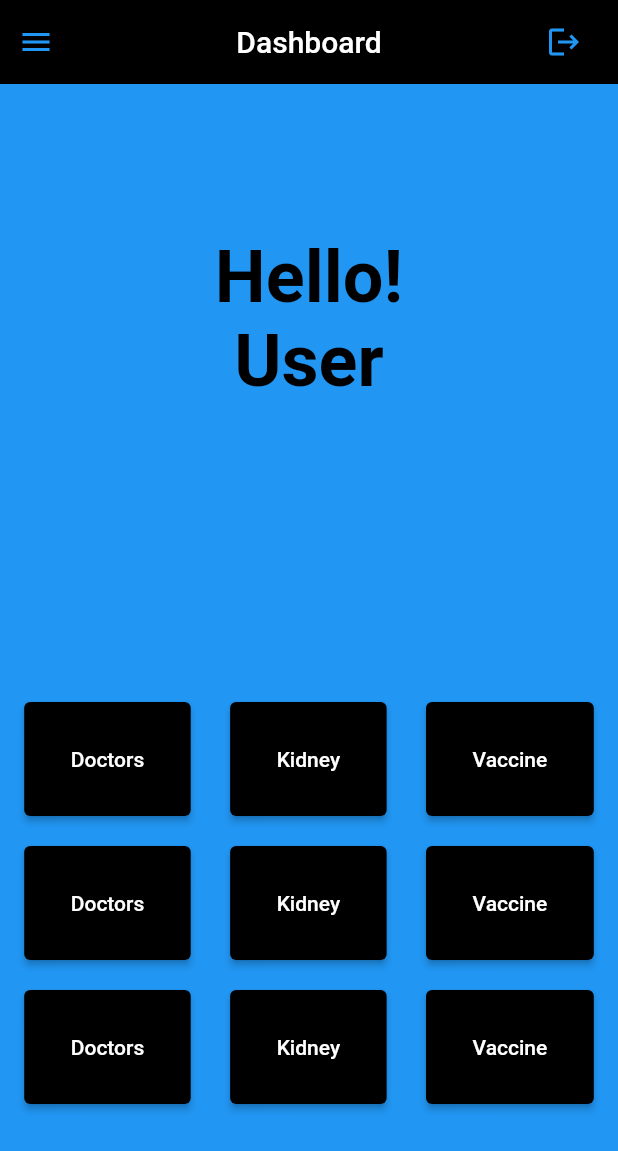
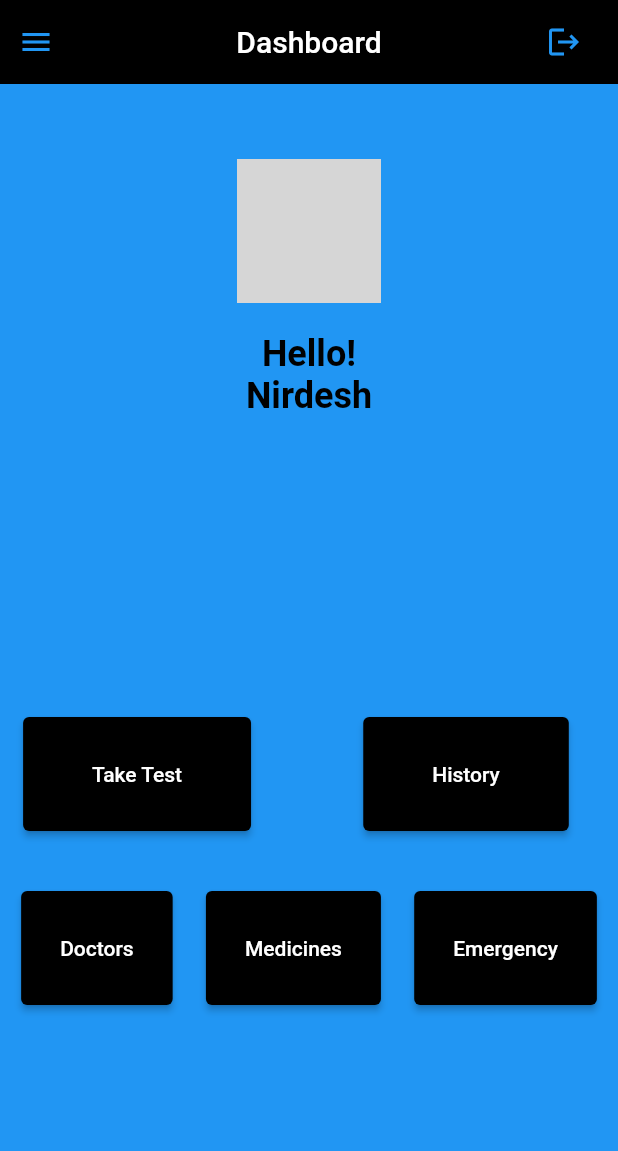
Before and after one commit to Nirdesh-Singh/Mini-Project, a Flutter app: the screen it shows after launch, after a tap on "Register", on a phone screen of 412 x 824 dp. Shown: the top 1151 px of the screen. Run offline on Flutter 3.47's test engine with Material 2 defaults, Android fonts, the phone set to English and light mode, and no system bars; drawn by our look-alikes of flutter_profile_picture; our stand-ins replace flutter_spinkit; grey boxes are pictures that could not be loaded.

Commit message:
Third Commit

```diff
--- a/swaasthya/lib/pages/dashboard.dart
+++ b/swaasthya/lib/pages/dashboard.dart
@@ -1,5 +1,8 @@
 import 'package:flutter/material.dart';
+import 'package:swaasthya/pages/questions.dart';
+import 'package:swaasthya/pages/result.dart';
 import 'package:swaasthya/pages/sign_in.dart';
+import 'package:flutter_profile_picture/flutter_profile_picture.dart';
 
 class Dashboard extends StatefulWidget {
   const Dashboard({Key? key}) : super(key: key);
@@ -33,23 +36,32 @@ class _DashboardState extends State<Dashboard> {
         ],
       ),
       body: Padding(
-        padding: const EdgeInsets.fromLTRB(8.0, 100.0, 8.0, 8.0),
+        padding: const EdgeInsets.fromLTRB(8.0, 50.0, 8.0, 8.0),
         child: Column(
           crossAxisAlignment: CrossAxisAlignment.center,
           children: <Widget>[
+            const ProfilePicture(
+              name: 'Nirdesh Singh',
+              role: 'User',
+              radius: 48,
+              fontsize: 36,
+              tooltip: true,
+              random: true,
+            ),
+            const SizedBox(height: 20.0),
             const Text(
               'Hello!',
               style: TextStyle(
                 color: Colors.black,
-                fontSize: 48.0,
+                fontSize: 24.0,
                 fontWeight: FontWeight.bold,
               ),
             ),
             const Text(
-              'User',
+              'Nirdesh',
               style: TextStyle(
                 color: Colors.black,
-                fontSize: 48.0,
+                fontSize: 24.0,
                 fontWeight: FontWeight.bold,
               ),
             ),
@@ -61,9 +73,47 @@ class _DashboardState extends State<Dashboard> {
                   style: ElevatedButton.styleFrom(
                     primary: Colors.black,
                   ),
+                  onPressed: () => Navigator.pushReplacement(
+                      context,
+                      MaterialPageRoute(
+                          builder: (context) => const Questions())),
+                  child: const Padding(
+                    padding: EdgeInsets.fromLTRB(30.0, 30.0, 30.0, 30.0),
+                    child: Text(
+                      'Take Test',
+                      style: TextStyle(color: Colors.white),
+                    ),
+                  ),
+                ),
+                const SizedBox(width: 60.0),
+                ElevatedButton(
+                  style: ElevatedButton.styleFrom(
+                    primary: Colors.black,
+                  ),
+                  onPressed: () => Navigator.pushReplacement(context,
+                      MaterialPageRoute(builder: (context) => const Results())),
+                  child: const Padding(
+                    padding: EdgeInsets.fromLTRB(30.0, 30.0, 30.0, 30.0),
+                    child: Text(
+                      'History',
+                      style: TextStyle(color: Colors.white),
+                    ),
+                  ),
+                ),
+                const SizedBox(width: 10.0),
+              ],
+            ),
+            const SizedBox(height: 40.0),
+            Row(
+              mainAxisAlignment: MainAxisAlignment.spaceEvenly,
+              children: <Widget>[
+                ElevatedButton(
+                  style: ElevatedButton.styleFrom(
+                    primary: Colors.black,
+                  ),
                   onPressed: () {},
                   child: const Padding(
-                    padding: EdgeInsets.fromLTRB(15.0, 30.0, 15.0, 30.0),
+                    padding: EdgeInsets.fromLTRB(10.0, 30.0, 10.0, 30.0),
                     child: Text(
                       'Doctors',
                       style: TextStyle(color: Colors.white),
@@ -77,9 +127,9 @@ class _DashboardState extends State<Dashboard> {
                   ),
                   onPressed: () {},
                   child: const Padding(
-                    padding: EdgeInsets.fromLTRB(15.0, 30.0, 15.0, 30.0),
+                    padding: EdgeInsets.fromLTRB(10.0, 30.0, 10.0, 30.0),
                     child: Text(
-                      'Kidney',
+                      'Medicines',
                       style: TextStyle(color: Colors.white),
                     ),
                   ),
@@ -91,9 +141,9 @@ class _DashboardState extends State<Dashboard> {
                   ),
                   onPressed: () {},
                   child: const Padding(
-                    padding: EdgeInsets.fromLTRB(15.0, 30.0, 15.0, 30.0),
+                    padding: EdgeInsets.fromLTRB(10.0, 30.0, 10.0, 30.0),
                     child: Text(
-                      'Vaccine',
+                      'Emergency',
                       style: TextStyle(color: Colors.white),
                     ),
                   ),
@@ -101,99 +151,6 @@ class _DashboardState extends State<Dashboard> {
               ],
             ),
             const SizedBox(height: 20.0),
-            Row(
-              mainAxisAlignment: MainAxisAlignment.spaceEvenly,
-              children: <Widget>[
-                ElevatedButton(
-                  style: ElevatedButton.styleFrom(
-                    primary: Colors.black,
-                  ),
-                  onPressed: () {},
-                  child: const Padding(
-                    padding: EdgeInsets.fromLTRB(15.0, 30.0, 15.0, 30.0),
-                    child: Text(
-                      'Doctors',
-                      style: TextStyle(color: Colors.white),
-                    ),
-                  ),
-                ),
-                const SizedBox(width: 10.0),
-                ElevatedButton(
-                  style: ElevatedButton.styleFrom(
-                    primary: Colors.black,
-                  ),
-                  onPressed: () {},
-                  child: const Padding(
-                    padding: EdgeInsets.fromLTRB(15.0, 30.0, 15.0, 30.0),
-                    child: Text(
-                      'Kidney',
-                      style: TextStyle(color: Colors.white),
-                    ),
-                  ),
-                ),
-                const SizedBox(width: 10.0),
-                ElevatedButton(
-                  style: ElevatedButton.styleFrom(
-                    primary: Colors.black,
-                  ),
-                  onPressed: () {},
-                  child: const Padding(
-                    padding: EdgeInsets.fromLTRB(15.0, 30.0, 15.0, 30.0),
-                    child: Text(
-                      'Vaccine',
-                      style: TextStyle(color: Colors.white),
-                    ),
-                  ),
-                ),
-              ],
-            ),
-            const SizedBox(height: 20.0),
-            Row(
-              mainAxisAlignment: MainAxisAlignment.spaceEvenly,
-              children: <Widget>[
-                ElevatedButton(
-                  style: ElevatedButton.styleFrom(
-                    primary: Colors.black,
-                  ),
-                  onPressed: () {},
-                  child: const Padding(
-                    padding: EdgeInsets.fromLTRB(15.0, 30.0, 15.0, 30.0),
-                    child: Text(
-                      'Doctors',
-                      style: TextStyle(color: Colors.white),
-                    ),
-                  ),
-                ),
-                const SizedBox(width: 10.0),
-                ElevatedButton(
-                  style: ElevatedButton.styleFrom(
-                    primary: Colors.black,
-                  ),
-                  onPressed: () {},
-                  child: const Padding(
-                    padding: EdgeInsets.fromLTRB(15.0, 30.0, 15.0, 30.0),
-                    child: Text(
-                      'Kidney',
-                      style: TextStyle(color: Colors.white),
-                    ),
-                  ),
-                ),
-                const SizedBox(width: 10.0),
-                ElevatedButton(
-                  style: ElevatedButton.styleFrom(
-                    primary: Colors.black,
-                  ),
-                  onPressed: () {},
-                  child: const Padding(
-                    padding: EdgeInsets.fromLTRB(15.0, 30.0, 15.0, 30.0),
-                    child: Text(
-                      'Vaccine',
-                      style: TextStyle(color: Colors.white),
-                    ),
-                  ),
-                ),
-              ],
-            ),
           ],
         ),
       ),
--- a/swaasthya/pubspec.yaml
+++ b/swaasthya/pubspec.yaml
@@ -18,7 +18,7 @@ publish_to: 'none' # Remove this line if you wish to publish to pub.dev
 version: 1.0.0+1
 
 environment:
-  sdk: ">=2.12.0 <3.0.0"
+  sdk: ">=2.16.0 <3.0.0"
 
 # Dependencies specify other packages that your package needs in order to work.
 # To automatically upgrade your package dependencies to the latest versions
@@ -33,6 +33,8 @@ dependencies:
   intl: ^0.17.0
   flutter_spinkit: ^5.1.0
   url_launcher: ^6.0.20
+  flutter_profile_picture: ^2.0.0
+  firebase_auth:
 
 
   # The following adds the Cupertino Icons font to your application.
```
Also changed, not shown: swaasthya/lib/pages/questions.dart (added, +170 -0 lines), swaasthya/lib/pages/result.dart (added, +94 -0 lines), swaasthya/assets/kidney.jpg (added), swaasthya/pubspec.lock, 8 other files.
